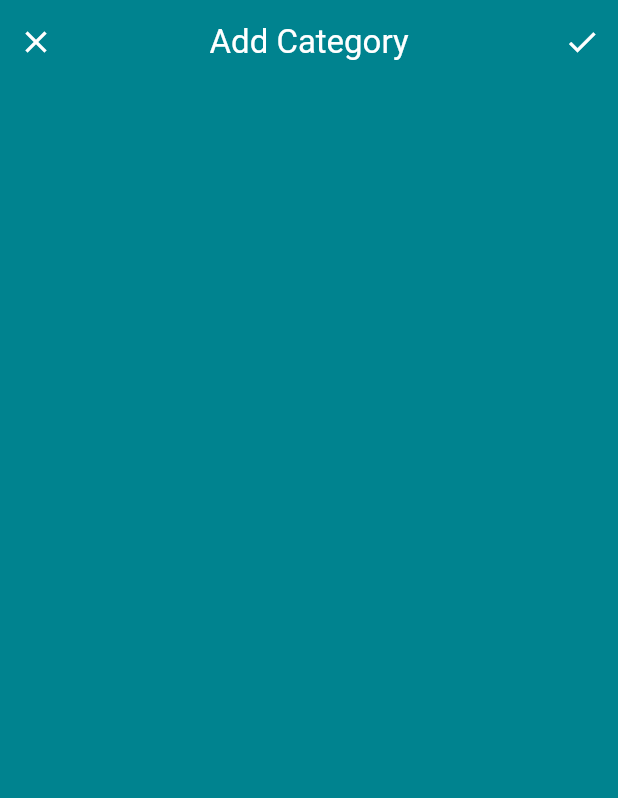
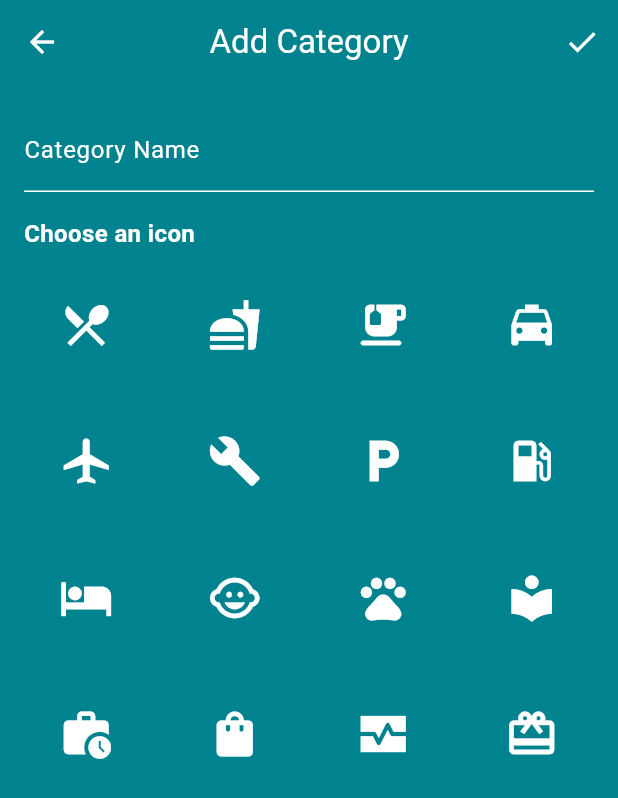
Before and after one commit to taha-soud/BudgetBuddy, a Flutter app: the AddCategoryScreen screen opened directly, on a phone screen of 412 x 824 dp. Shown: the top 798 px of the screen. Run offline on Flutter 3.47's test engine with Material 3 defaults, Android fonts, the phone set to English and light mode, and no system bars; our stand-ins replace cloud_firestore, firebase_auth, firebase_core, fluttertoast, google_sign_in, logger; accounts and stored records are empty.

Commit message:
Implement add category
Some errors due to the code's dependency on other code that I did not upload.

```diff
--- /dev/null
+++ b/lib/view_models/add_category_viewmodel.dart
@@ -0,0 +1,48 @@
+import 'package:firebase_auth/firebase_auth.dart';
+import 'package:flutter/material.dart';
+import '../models/category_model.dart';
+import '../services/category_service.dart';
+
+class AddCategoryViewModel extends ChangeNotifier {
+  final GlobalKey<FormState> formKey = GlobalKey<FormState>();
+  String categoryName = '';
+  String selectedIcon = '';
+
+  void updateCategoryName(String name) {
+    categoryName = name;
+    notifyListeners();
+  }
+
+  void updateSelectedIcon(String iconName) {
+    selectedIcon = iconName;
+    notifyListeners();
+  }
+
+  Future<void> saveCategory(BuildContext context) async {
+    User? currentUser = FirebaseAuth.instance.currentUser;
+
+    if (currentUser != null) {
+      final newCategory = Category(
+        userId: currentUser.uid,
+        name: categoryName,
+        type: 'My Categories',
+        icon: selectedIcon,
+      );
+
+      await CategoryService().addCategory(newCategory);
+      Navigator.pop(context);
+    } else {
+      ScaffoldMessenger.of(context).showSnackBar(
+        const SnackBar(content: Text('No user is currently logged in')),
+      );
+    }
+  }
+
+  bool validateForm() {
+    return formKey.currentState!.validate() && selectedIcon.isNotEmpty;
+  }
+
+  void saveForm() {
+    formKey.currentState!.save();
+  }
+}
--- a/lib/views/add_category_screen.dart
+++ b/lib/views/add_category_screen.dart
@@ -1,41 +1,149 @@
 import 'package:flutter/material.dart';
-
+import 'package:provider/provider.dart';
 import '../res/custom_color.dart';
+import '../utils/icons.dart';
+import '../view_models/add_category_viewmodel.dart';
 
 class AddCategoryScreen extends StatelessWidget {
   const AddCategoryScreen({super.key});
 
   @override
   Widget build(BuildContext context) {
-    return Scaffold(
-      backgroundColor: AppColors.primary,
-      appBar: AppBar(
+    return ChangeNotifierProvider(
+      create: (_) => AddCategoryViewModel(),
+      child: Scaffold(
         backgroundColor: AppColors.primary,
-        title: const Text('Add Category', style: TextStyle(color: Colors.white)),
-        centerTitle: true,
-        leading: Row(
-          mainAxisSize: MainAxisSize.min,
-          children: <Widget>[
-
-            IconButton(
-              icon: const Icon(Icons.close, color: Colors.white),
-              onPressed: () {
-                // Action when the close icon is pressed
-                Navigator.of(context).pop();
+        appBar: AppBar(
+          backgroundColor: AppColors.primary,
+          title: const Text('Add Category', style: TextStyle(color: AppColors.secondary)),
+          centerTitle: true,
+          leading: IconButton(
+            icon: const Icon(Icons.arrow_back, color: AppColors.secondary),
+            onPressed: () {
+              Navigator.pop(context);
+            },
+          ),
+          actions: <Widget>[
+            Consumer<AddCategoryViewModel>(
+              builder: (context, viewModel, _) {
+                return IconButton(
+                  icon: const Icon(Icons.check, color: AppColors.secondary),
+                  onPressed: () {
+                    if (viewModel.validateForm()) {
+                      viewModel.saveForm();
+                      viewModel.saveCategory(context);
+                    } else {
+                      ScaffoldMessenger.of(context).showSnackBar(
+                        const SnackBar(content: Text('Please enter all fields')),
+                      );
+                    }
+                  },
+                );
               },
             ),
           ],
         ),
-        actions: <Widget>[
-          IconButton(
-            icon: const Icon(Icons.check, color: Colors.white),
-            onPressed: () {
-              // Action when the check icon is pressed, like saving data
+        body: Padding(
+          padding: const EdgeInsets.all(16.0),
+          child: Consumer<AddCategoryViewModel>(
+            builder: (context, viewModel, _) {
+              return Form(
+                key: viewModel.formKey,
+                child: Column(
+                  crossAxisAlignment: CrossAxisAlignment.start,
+                  children: <Widget>[
+                    TextFormField(
+                      decoration: const InputDecoration(
+                        labelText: 'Category Name',
+                        labelStyle: TextStyle(color: AppColors.secondary),
+                        enabledBorder: UnderlineInputBorder(
+                          borderSide: BorderSide(color: AppColors.secondary),
+                        ),
+                        focusedBorder: UnderlineInputBorder(
+                          borderSide: BorderSide(color: AppColors.secondary),
+                        ),
+                      ),
+                      style: const TextStyle(color: AppColors.secondary),
+                      validator: (value) {
+                        if (value == null || value.isEmpty) {
+                          return 'Please enter a category name';
+                        }
+                        return null;
+                      },
+                      onSaved: (value) {
+                        viewModel.updateCategoryName(value!);
+                      },
+                    ),
+                    const SizedBox(height: 16.0),
+                    const Text(
+                      'Choose an icon',
+                      style: TextStyle(
+                        color: AppColors.secondary,
+                        fontSize: 16.0,
+                        fontWeight: FontWeight.bold,
+                      ),
+                    ),
+                    const SizedBox(height: 8.0),
+                    Expanded(
+                      child: GridView.builder(
+                        gridDelegate: const SliverGridDelegateWithFixedCrossAxisCount(
+                          crossAxisCount: 4,
+                          mainAxisSpacing: 8.0,
+                          crossAxisSpacing: 16.0,
+                          childAspectRatio: 1.0,
+                        ),
+                        itemCount: iconNames.length,
+                        itemBuilder: (context, index) {
+                          final String iconName = iconNames[index];
+                          final IconData iconData = getIconData(iconName);
+                          return GestureDetector(
+                            onTap: () {
+                              viewModel.updateSelectedIcon(iconName);
+                            },
+                            child: Container(
+                              decoration: BoxDecoration(
+                                color: viewModel.selectedIcon == iconName
+                                    ? AppColors.secondary.withOpacity(0.2)
+                                    : Colors.transparent,
+                                borderRadius: BorderRadius.circular(8.0),
+                              ),
+                              child: Column(
+                                mainAxisAlignment: MainAxisAlignment.center,
+                                children: [
+                                  Icon(iconData, color: AppColors.secondary, size: 36.0),
+                                ],
+                              ),
+                            ),
+                          );
+                        },
+                      ),
+                    ),
+                  ],
+                ),
+              );
             },
           ),
-        ],
+        ),
       ),
-      // Body content here if needed
     );
   }
 }
+
+const List<String> iconNames = [
+  'Icons.local_dining',
+  'Icons.fastfood',
+  'Icons.emoji_food_beverage_rounded',
+  'Icons.local_taxi',
+  'Icons.airplanemode_on',
+  'Icons.build',
+  'Icons.local_parking',
+  'Icons.local_gas_station',
+  'Icons.hotel',
+  'Icons.child_care',
+  'Icons.pets',
+  'Icons.local_library',
+  'Icons.work_history',
+  'Icons.shopping_bag',
+  'Icons.monitor_heart_sharp',
+  'Icons.card_giftcard',
+];
```
